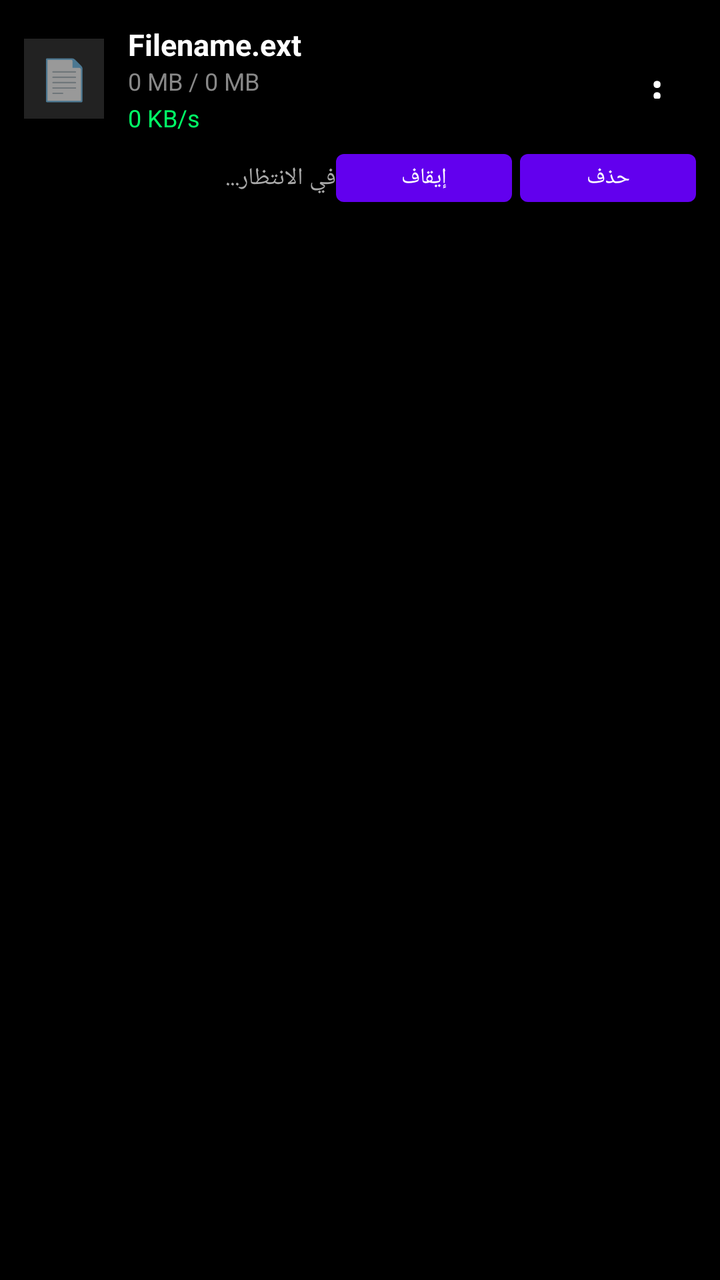
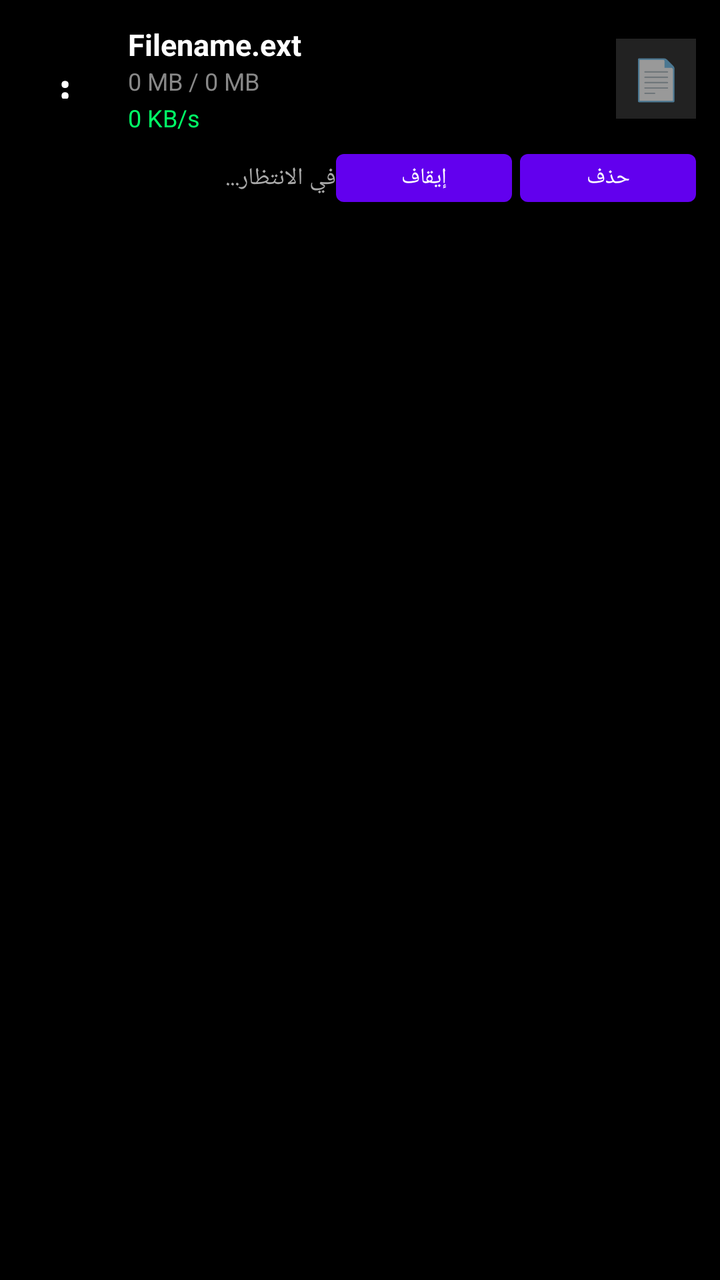

Before-and-after screenshots of an Android layout around one commit, followed by the original layout XML and the change that was made.
<!-- AndroidManifest.xml: fallback theme Theme.MaterialComponents.DayNight.NoActionBar -->
<!-- res/layout/item_download.xml -->
<?xml version="1.0" encoding="utf-8"?>
<LinearLayout xmlns:android="http://schemas.android.com/apk/res/android"
    android:layout_width="match_parent"
    android:layout_height="wrap_content"
    android:background="#000000"
    android:orientation="vertical"
    android:padding="12dp">

    <LinearLayout
        android:layout_width="match_parent"
        android:layout_height="wrap_content"
        android:gravity="center_vertical"
        android:orientation="horizontal"
        android:layoutDirection="ltr">

        <TextView
            android:id="@+id/tvFileIcon"
            android:layout_width="40dp"
            android:layout_height="40dp"
            android:background="#222222"
            android:gravity="center"
            android:text="📄"
            android:textSize="20sp" />

        <LinearLayout
            android:layout_width="0dp"
            android:layout_height="wrap_content"
            android:layout_marginStart="12dp"
            android:layout_weight="1"
            android:orientation="vertical">

            <TextView
                android:id="@+id/tvFileName"
                android:layout_width="match_parent"
                android:layout_height="wrap_content"
                android:ellipsize="end"
                android:maxLines="1"
                android:text="Filename.ext"
                android:textColor="#FFFFFF"
                android:textSize="15sp"
                android:textStyle="bold" />

            <TextView
                android:id="@+id/tvFileSize"
                android:layout_width="match_parent"
                android:layout_height="wrap_content"
                android:text="0 MB / 0 MB"
                android:textColor="#888888"
                android:textSize="12sp" />

            <TextView
                android:id="@+id/tvSpeed"
                android:layout_width="wrap_content"
                android:layout_height="wrap_content"
                android:layout_marginTop="2dp"
                android:text="0 KB/s"
                android:textColor="#00FF66"
                android:textSize="12sp" />
        </LinearLayout>

        <Button
            android:id="@+id/btnMore"
            android:layout_width="40dp"
            android:layout_height="40dp"
            android:layout_marginStart="4dp"
            android:background="?android:attr/selectableItemBackground"
            android:minWidth="0dp"
            android:minHeight="0dp"
            android:text="⋮"
            android:textColor="#FFFFFF"
            android:textSize="24sp" />
    </LinearLayout>

    <LinearLayout
        android:layout_width="match_parent"
        android:layout_height="wrap_content"
        android:layout_marginTop="4dp"
        android:gravity="center_vertical"
        android:orientation="horizontal"
        android:layoutDirection="ltr">

        <TextView
            android:id="@+id/tvStatus"
            android:layout_width="0dp"
            android:layout_height="wrap_content"
            android:layout_weight="1"
            android:text="في الانتظار..."
            android:textColor="#AAAAAA"
            android:textSize="12sp" />

        <Button
            android:id="@+id/btnPauseResume"
            android:layout_width="wrap_content"
            android:layout_height="36dp"
            android:text="إيقاف"
            android:textSize="11sp" />

        <Button
            android:id="@+id/btnDelete"
            android:layout_width="wrap_content"
            android:layout_height="36dp"
            android:layout_marginStart="4dp"
            android:text="حذف"
            android:textSize="11sp" />
    </LinearLayout>
</LinearLayout>
<!-- resources referenced by this layout -->
<resources>

</resources>

<!-- the commit's change to res/layout/item_download.xml (unified diff, before → after) -->
@@ -13,14 +13,16 @@
         android:orientation="horizontal"
         android:layoutDirection="ltr">
 
-        <TextView
-            android:id="@+id/tvFileIcon"
+        <Button
+            android:id="@+id/btnMore"
             android:layout_width="40dp"
             android:layout_height="40dp"
-            android:background="#222222"
-            android:gravity="center"
-            android:text="📄"
-            android:textSize="20sp" />
+            android:background="?android:attr/selectableItemBackground"
+            android:minWidth="0dp"
+            android:minHeight="0dp"
+            android:text="⋮"
+            android:textColor="#FFFFFF"
+            android:textSize="24sp" />
 
         <LinearLayout
             android:layout_width="0dp"
@@ -58,17 +60,15 @@
                 android:textSize="12sp" />
         </LinearLayout>
 
-        <Button
-            android:id="@+id/btnMore"
+        <TextView
+            android:id="@+id/tvFileIcon"
             android:layout_width="40dp"
             android:layout_height="40dp"
             android:layout_marginStart="4dp"
-            android:background="?android:attr/selectableItemBackground"
-            android:minWidth="0dp"
-            android:minHeight="0dp"
-            android:text="⋮"
-            android:textColor="#FFFFFF"
-            android:textSize="24sp" />
+            android:background="#222222"
+            android:gravity="center"
+            android:text="📄"
+            android:textSize="20sp" />
     </LinearLayout>
 
     <LinearLayout
